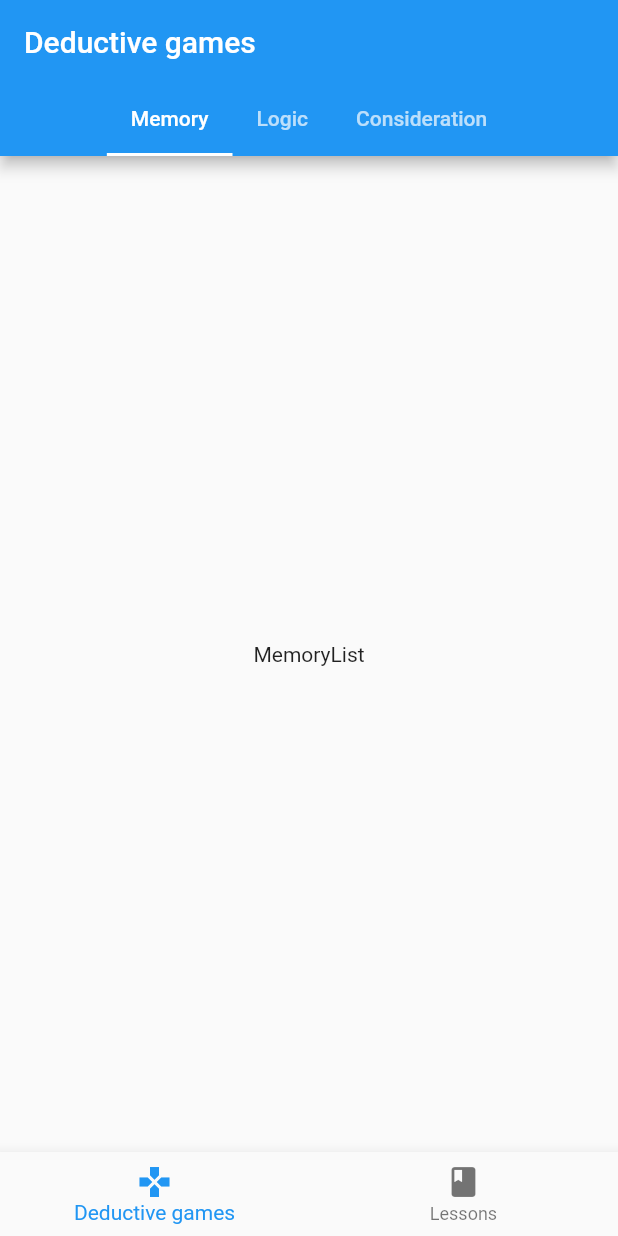
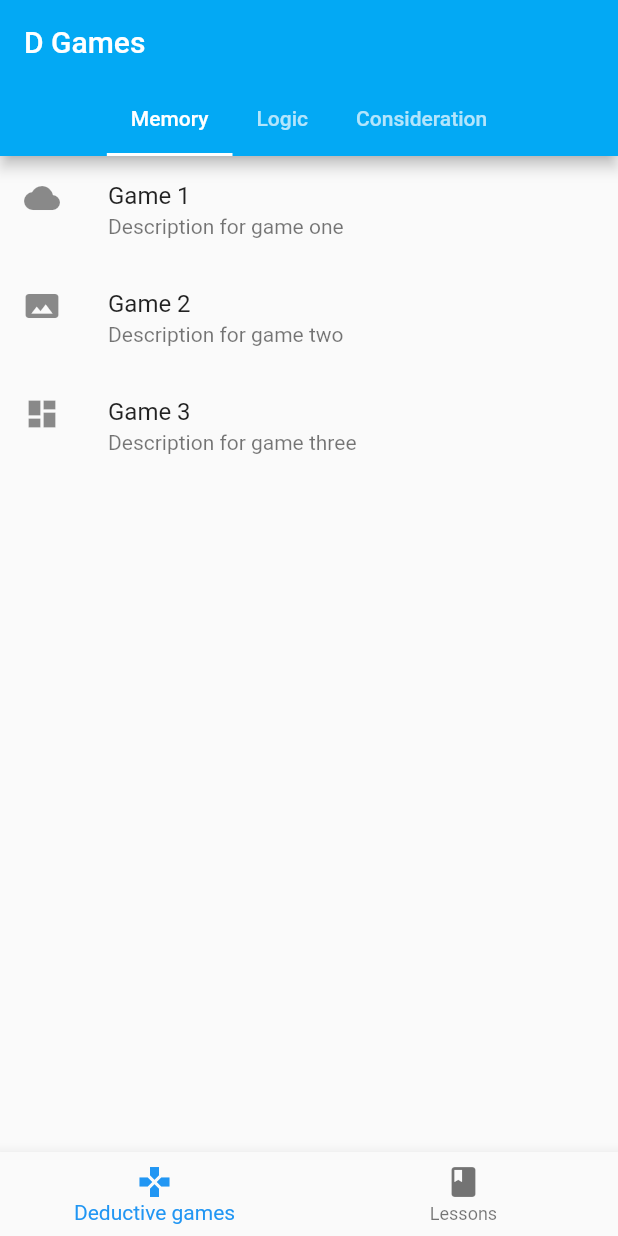
Before and after one commit to AlexBossss/kids_app, a Flutter app: the screen it shows after launch, on a phone screen of 412 x 824 dp. Run offline on Flutter 3.47's test engine with Material 2 defaults, Android fonts, the phone set to English and light mode, and no system bars.

Commit message:
add: List of games for D games page

```diff
--- a/lib/home/homapages/DeductiveGamePage.dart
+++ b/lib/home/homapages/DeductiveGamePage.dart
@@ -1,5 +1,6 @@
 import 'package:flutter/cupertino.dart';
 import 'package:flutter/material.dart';
+import 'package:kidsapp/models/TabBarPage.dart';
 
 class DeductiveGamePage extends StatefulWidget {
   @override
@@ -7,60 +8,98 @@ class DeductiveGamePage extends StatefulWidget {
 }
 
 class DeductiveGamePageState extends State<DeductiveGamePage> {
+  final String _title = 'D Games';
+  final Color _color = Colors.lightBlue;
   final _dGameTabs = <Tab>[
     Tab(text: 'Memory'),
     Tab(text: 'Logic'),
     Tab(text: 'Consideration'),
   ];
-
   final _dGamePages = [MemoryList(), LogicList(), ConsiderationList()];
 
   @override
   Widget build(BuildContext context) {
-    return Container(
-      child: DefaultTabController(
-        length: _dGameTabs.length,
-        child: Scaffold(
-          appBar: AppBar(
-            title: Text('Deductive games'),
-            bottom: TabBar(
-              isScrollable: true,
-              indicatorColor: Colors.white,
-              tabs: _dGameTabs,
-            ),
-          ),
-          body: TabBarView(
-            children: _dGamePages,
-          ),
-        ),
-      ),
-    );
+    return TabBarPage(_dGameTabs, _dGamePages, _title, _color);
   }
 }
 
 class MemoryList extends StatelessWidget {
+  final _listItems = <Widget>[
+    ListTile(
+      leading: Icon(Icons.cloud),
+      title: Text('Game 1'),
+      subtitle: Text('Description for game one'),
+    ),
+    ListTile(
+      leading: Icon(Icons.panorama),
+      title: Text('Game 2'),
+      subtitle: Text('Description for game two'),
+    ),
+    ListTile(
+      leading: Icon(Icons.dashboard),
+      title: Text('Game 3'),
+      subtitle: Text('Description for game three'),
+    ),
+  ];
+
   @override
   Widget build(BuildContext context) {
     return Center(
-      child: Text('MemoryList'),
+      child: ListView(children: _listItems),
     );
   }
 }
 
 class LogicList extends StatelessWidget {
+  final _listItems = <Widget>[
+    ListTile(
+      leading: Icon(Icons.cloud),
+      title: Text('Game 1'),
+      subtitle: Text('Description for game one'),
+    ),
+    ListTile(
+      leading: Icon(Icons.access_alarm),
+      title: Text('Game 2'),
+      subtitle: Text('Description for game two'),
+    ),
+    ListTile(
+      leading: Icon(Icons.save),
+      title: Text('Game 3'),
+      subtitle: Text('Description for game three'),
+    ),
+  ];
+
   @override
   Widget build(BuildContext context) {
     return Center(
-      child: Text('LogicList'),
+      child: ListView(children: _listItems),
     );
   }
 }
 
 class ConsiderationList extends StatelessWidget {
+  final _listItems = <Widget>[
+    ListTile(
+      leading: Icon(Icons.language),
+      title: Text('Game 1'),
+      subtitle: Text('Description for game one'),
+    ),
+    ListTile(
+      leading: Icon(Icons.calendar_today),
+      title: Text('Game 2'),
+      subtitle: Text('Description for game two'),
+    ),
+    ListTile(
+      leading: Icon(Icons.cloud),
+      title: Text('Game 3'),
+      subtitle: Text('Description for game three'),
+    ),
+  ];
+
   @override
   Widget build(BuildContext context) {
     return Center(
-      child: Text('ConsiderationList'),
+      child: ListView(children: _listItems),
     );
   }
 }
--- /dev/null
+++ b/lib/models/TabBarPage.dart
@@ -0,0 +1,56 @@
+import 'package:flutter/cupertino.dart';
+import 'package:flutter/material.dart';
+
+class TabBarPage extends StatefulWidget {
+  // ignore: non_constant_identifier_names
+  final _Tabs;
+  // ignore: non_constant_identifier_names
+  final _Pages;
+  final String _title;
+  final Color _color;
+
+  TabBarPage(this._Tabs,this._Pages, this._title,this._color);
+
+
+  @override
+  TabBarPageState createState() => TabBarPageState(_Tabs,_Pages,_title,_color);
+}
+
+class TabBarPageState extends State<TabBarPage> {
+  // ignore: non_constant_identifier_names
+  final _Tabs;
+  // ignore: non_constant_identifier_names
+  final _Pages;
+  String _title;
+  Color _color;
+
+  TabBarPageState(this._Tabs,this._Pages, String providedTitle,
+      Color providedColor) {
+
+    this._title = providedTitle;
+    this._color = providedColor;
+  }
+
+  @override
+  Widget build(BuildContext context) {
+    return Container(
+      child: DefaultTabController(
+        length: _Tabs.length,
+        child: Scaffold(
+          appBar: AppBar(
+            backgroundColor: _color,
+            title: Text(_title),
+            bottom: TabBar(
+              isScrollable: true,
+              indicatorColor: Colors.white,
+              tabs: _Tabs,
+            ),
+          ),
+          body: TabBarView(
+            children: _Pages,
+          ),
+        ),
+      ),
+    );
+  }
+}
```
Also changed, not shown: lib/home/homapages/LessonPage.dart (+7 -21 lines).
